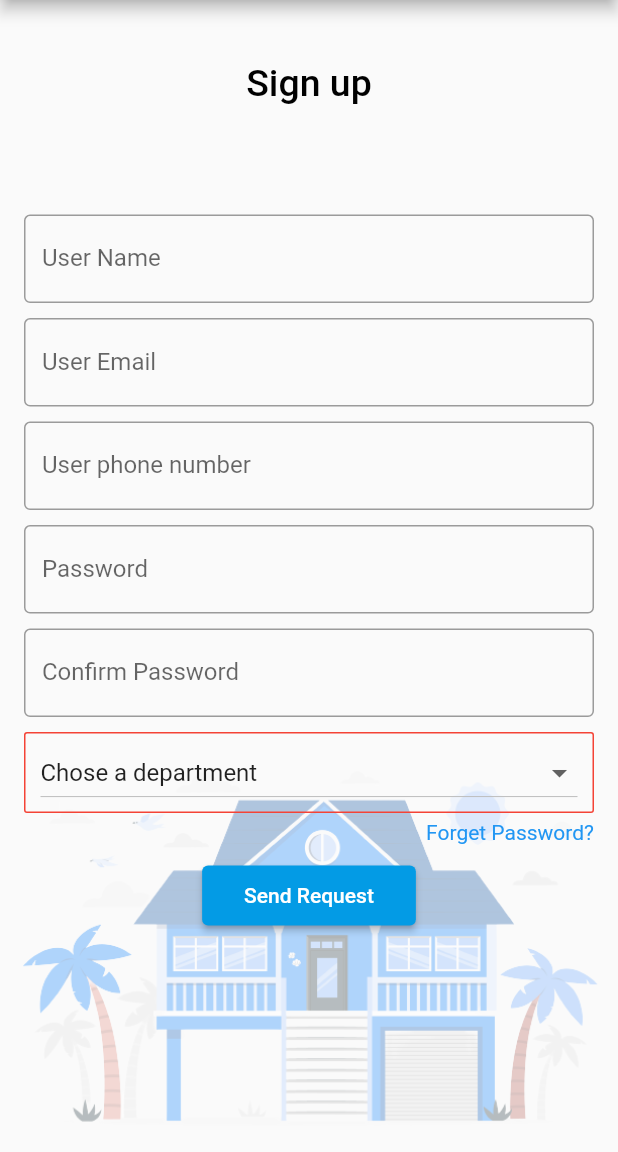
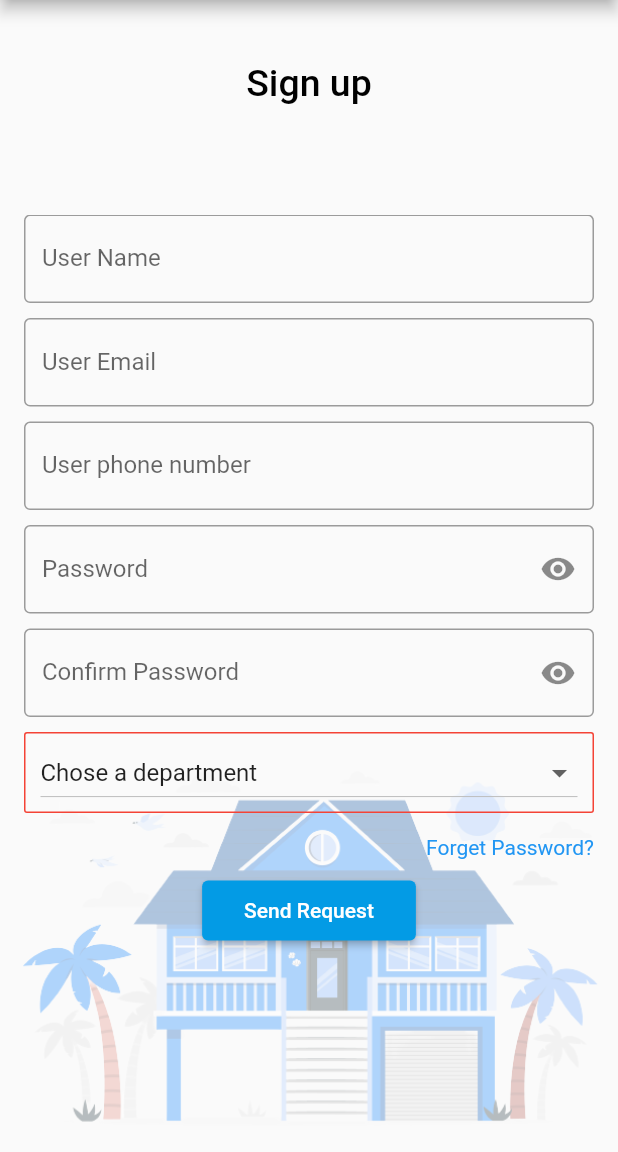
Before and after one commit to me-sharif-hasan/pust-guest-house-app, a Flutter app: the screen it shows after launch, after a tap on "Login", after a tap on "Sign up", on a phone screen of 412 x 824 dp, the part 84-1236 px from its top. Run offline on Flutter 3.47's test engine with Material 2 defaults, Android fonts, the phone set to English and light mode, and no system bars; our stand-ins replace shared_preferences; accounts and stored records are empty; network calls fail.

Commit message:
allocation request form design

```diff
--- a/lib/ui/auth/login.dart
+++ b/lib/ui/auth/login.dart
@@ -18,6 +18,14 @@ class _LoginState extends State<Login> {
   final _form_key = GlobalKey<FormState>();
   final _emailController = TextEditingController();
   final _passwordController = TextEditingController();
+
+  bool _obscureText = true;
+
+  void _togglePasswordVisibility() {
+    setState(() {
+      _obscureText = !_obscureText;
+    });
+  }
 
   @override
   Widget build(BuildContext context) {
@@ -54,16 +62,16 @@ class _LoginState extends State<Login> {
           // decoration: BoxDecoration(color: Colors.white),
           child: Stack(
         children: [
+          // Background
           Container(
             // height: MediaQuery.of(context).size.height*0.5,
             alignment: Alignment.bottomCenter,
-            // Background
             child: Opacity(
               opacity: 0.3,
               child: Image.asset('images/home_illustrator.png'),
             ),
-            // Lgin UI
           ),
+          // Lgin UI
           SingleChildScrollView(
             scrollDirection: Axis.vertical,
             child: Column(
@@ -111,9 +119,15 @@ class _LoginState extends State<Login> {
                             TextFormField(
                               controller: _passwordController,
                               keyboardType: TextInputType.visiblePassword,
-                              obscureText: true,
+                              obscureText: _obscureText,
                               decoration: InputDecoration(
                                   border: OutlineInputBorder(),
+                                  suffixIcon: IconButton(
+                                    icon: Icon(_obscureText
+                                        ? Icons.visibility
+                                        : Icons.visibility_off),
+                                    onPressed: _togglePasswordVisibility,
+                                  ),
                                   labelText: 'Password',
                                   hintText: 'Enter Password'),
                               validator: (value) {
--- a/lib/ui/auth/registration.dart
+++ b/lib/ui/auth/registration.dart
@@ -22,8 +22,18 @@ class _RegistrationState extends State<Registration> {
   final _phoneController = TextEditingController();
   final _passwordController = TextEditingController();
   final _confirmPasswordController = TextEditingController();
+  final _officeController = TextEditingController();
 
   bool _isDepartmentChose = false;
+  bool _isOther = false;
+
+  bool _obscureText = true;
+
+  void _togglePasswordVisibility() {
+    setState(() {
+      _obscureText = !_obscureText;
+    });
+  }
 
   List<String> departmentList = [
     "Chose a department",
@@ -47,7 +57,8 @@ class _RegistrationState extends State<Registration> {
     "18 Eng",
     "19 Pub. Add.",
     "20 HBS",
-    "21 Thm"
+    "21 Thm",
+    "Others"
   ];
   @override
   void initState() {
@@ -55,6 +66,7 @@ class _RegistrationState extends State<Registration> {
     super.initState();
     _department = departmentList.first;
     _isDepartmentChose = false;
+    _isOther = false;
   }
 
   @override
@@ -180,9 +192,15 @@ class _RegistrationState extends State<Registration> {
                             TextFormField(
                               controller: _passwordController,
                               keyboardType: TextInputType.visiblePassword,
-                              obscureText: true,
+                              obscureText: _obscureText,
                               decoration: InputDecoration(
                                   border: OutlineInputBorder(),
+                                  suffixIcon: IconButton(
+                                    icon: Icon(_obscureText
+                                        ? Icons.visibility
+                                        : Icons.visibility_off),
+                                    onPressed: _togglePasswordVisibility,
+                                  ),
                                   labelText: 'Password',
                                   hintText: 'Enter Password'),
                               validator: (value) {
@@ -201,9 +219,15 @@ class _RegistrationState extends State<Registration> {
                             TextFormField(
                               controller: _confirmPasswordController,
                               keyboardType: TextInputType.visiblePassword,
-                              obscureText: true,
+                              obscureText: _obscureText,
                               decoration: InputDecoration(
                                   border: OutlineInputBorder(),
+                                  suffixIcon: IconButton(
+                                    icon: Icon(_obscureText
+                                        ? Icons.visibility
+                                        : Icons.visibility_off),
+                                    onPressed: _togglePasswordVisibility,
+                                  ),
                                   labelText: 'Confirm Password',
                                   hintText: 'Enter confirm Password'),
                               validator: (value) {
@@ -249,12 +273,35 @@ class _RegistrationState extends State<Registration> {
                                     _department = value!;
                                     if (value == departmentList.first) {
                                       _isDepartmentChose = false;
+                                      _isOther = false;
+                                    } else if (value == departmentList.last) {
+                                      _isDepartmentChose = true;
+                                      _isOther = true;
                                     } else {
                                       _isDepartmentChose = true;
+                                      _isOther = false;
                                     }
                                   });
                                 },
                               ),
+                            ),
+                            _isOther
+                                ? TextFormField(
+                                    controller: _officeController,
+                                    decoration: InputDecoration(
+                                        border: OutlineInputBorder(),
+                                        labelText: 'Office',
+                                        hintText: 'Enter your office Position'),
+                                    validator: (value) {
+                                      if (value!.isEmpty) {
+                                        return 'Office Position Requrired.';
+                                      }
+                                      return null;
+                                    },
+                                  )
+                                : Container(),
+                            SizedBox(
+                              height: 10,
                             ),
                             SizedBox(
                               height: 5,
@@ -287,7 +334,12 @@ class _RegistrationState extends State<Registration> {
 
                                 if (_form_key.currentState!.validate()) {
                                   if (_isDepartmentChose) {
-                                    registerUser(context, User(
+                                    if (_isOther) {
+                                      _department = _officeController.text;
+                                    }
+                                    registerUser(
+                                        context,
+                                        User(
                                             name: _nameController.text,
                                             email: _emailController.text,
                                             password: _passwordController.text,
@@ -315,7 +367,7 @@ class _RegistrationState extends State<Registration> {
                               ),
                             ),
                             SizedBox(
-                              height: MediaQuery.of(context).size.height * 0.1,
+                              height: MediaQuery.of(context).size.height * 0.3,
                             )
                           ],
                         ),
```
Also changed, not shown: lib/ui/client/allocationRequest.dart (added, +303 -0 lines), lib/ui/client/userHome.dart (+42 -19 lines). Lines whose indentation alone changed are shown as unchanged.
